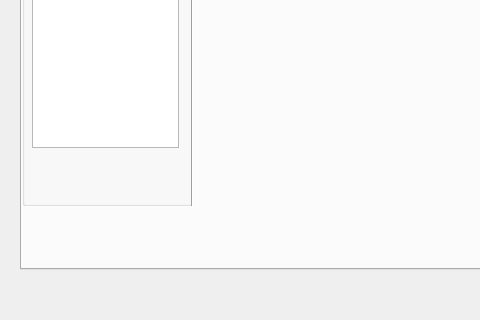
Before: the Qt Designer form QtVersion/mainwindow.ui in julieberteaux/LO21, drawn with Qt 5; both pictures show x 0 to 480 and y 277 to 597 of the 833 by 597 pixel window.
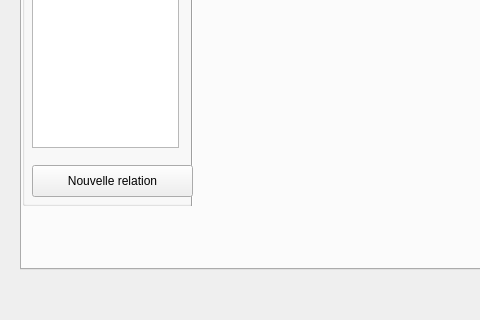
After: the same form once the commit is applied. The open tabs and pages were chosen to show the change.

Commit message: add filename (meth + attrib) in RelationManager

Diff of the .ui file:
```diff
--- a/QtVersion/mainwindow.ui
+++ b/QtVersion/mainwindow.ui
@@ -171,6 +171,19 @@
         </rect>
        </property>
       </widget>
+      <widget class="QPushButton" name="createRelation">
+       <property name="geometry">
+        <rect>
+         <x>10</x>
+         <y>370</y>
+         <width>161</width>
+         <height>32</height>
+        </rect>
+       </property>
+       <property name="text">
+        <string>Nouvelle relation</string>
+       </property>
+      </widget>
      </widget>
     </widget>
    </widget>
```
Left out of the diff: 2 changed lines with no effect on the pictures. The commit also changes 15 other files.
